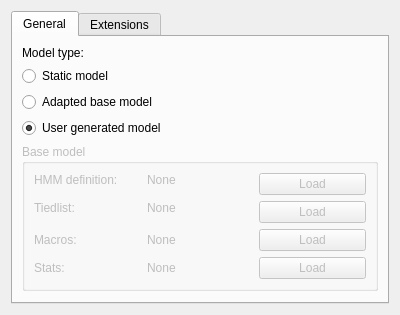
The window that simon/src/simonmodelmanagementui/modelsettingsdlg.ui (KDE/simon) describes before a commit, drawn with Qt 5.
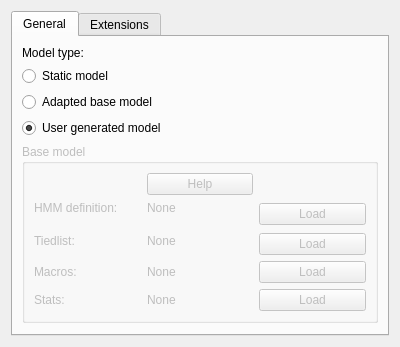
The same window after the commit. Custom widgets are drawn as their Qt base class.

Commit message: Adding help for base models

What changed in the file:
```diff
--- a/simon/src/simonmodelmanagementui/modelsettingsdlg.ui
+++ b/simon/src/simonmodelmanagementui/modelsettingsdlg.ui
@@ -7,7 +7,7 @@
     <x>0</x>
     <y>0</y>
     <width>400</width>
-    <height>300</height>
+    <height>324</height>
    </rect>
   </property>
   <property name="windowTitle">
@@ -64,90 +64,97 @@
           <string>Base model</string>
          </property>
          <layout class="QGridLayout" name="gridLayout">
-          <item row="0" column="0">
+          <item row="1" column="0">
            <widget class="QLabel" name="lbBaseHMM">
             <property name="text">
              <string>HMM definition:</string>
             </property>
            </widget>
           </item>
-          <item row="0" column="1">
+          <item row="1" column="1">
            <widget class="QLabel" name="lbLastLoadedBaseHMM">
             <property name="text">
              <string>None</string>
             </property>
            </widget>
           </item>
-          <item row="0" column="2" rowspan="2">
+          <item row="1" column="2" rowspan="3">
            <widget class="KPushButton" name="pbLoadBaseHMM">
             <property name="text">
              <string>Load</string>
             </property>
            </widget>
           </item>
-          <item row="1" column="0" rowspan="2">
+          <item row="3" column="0" rowspan="2">
            <widget class="QLabel" name="lbBaseTiedlist">
             <property name="text">
              <string>Tiedlist:</string>
             </property>
            </widget>
           </item>
-          <item row="1" column="1" rowspan="2">
+          <item row="3" column="1" rowspan="2">
            <widget class="QLabel" name="lbLastLoadedBaseTiedlist">
             <property name="text">
              <string>None</string>
             </property>
            </widget>
           </item>
-          <item row="2" column="2">
+          <item row="4" column="2">
            <widget class="KPushButton" name="pbLoadBaseTiedlist">
             <property name="text">
              <string>Load</string>
             </property>
            </widget>
           </item>
-          <item row="3" column="0">
+          <item row="5" column="0">
            <widget class="QLabel" name="lbBaseMacros">
             <property name="text">
              <string>Macros:</string>
             </property>
            </widget>
           </item>
-          <item row="4" column="0">
+          <item row="6" column="0">
            <widget class="QLabel" name="lbBaseStats">
             <property name="text">
              <string>Stats:</string>
             </property>
            </widget>
           </item>
-          <item row="3" column="1">
+          <item row="5" column="1">
            <widget class="QLabel" name="lbLastLoadedBaseMacros">
             <property name="text">
              <string>None</string>
             </property>
            </widget>
           </item>
-          <item row="4" column="1">
+          <item row="6" column="1">
            <widget class="QLabel" name="lbLastLoadedBaseStats">
             <property name="text">
              <string>None</string>
             </property>
            </widget>
           </item>
-          <item row="3" column="2">
+          <item row="5" column="2">
            <widget class="KPushButton" name="pbLoadBaseMacros">
             <property name="text">
              <string>Load</string>
             </property>
            </widget>
           </item>
-          <item row="4" column="2">
+          <item row="6" column="2">
            <widget class="KPushButton" name="pbLoadBaseStats">
             <property name="text">
              <string>Load</string>
             </property>
            </widget>
           </item>
+          <item row="0" column="1">
+           <widget class="QPushButton" name="pbHelp">
+            <property name="text">
+             <string>Help</string>
+            </property>
+           </widget>
+          </item>
          </layout>
         </widget>
        </item>
```
The commit also changes 2 other files.
